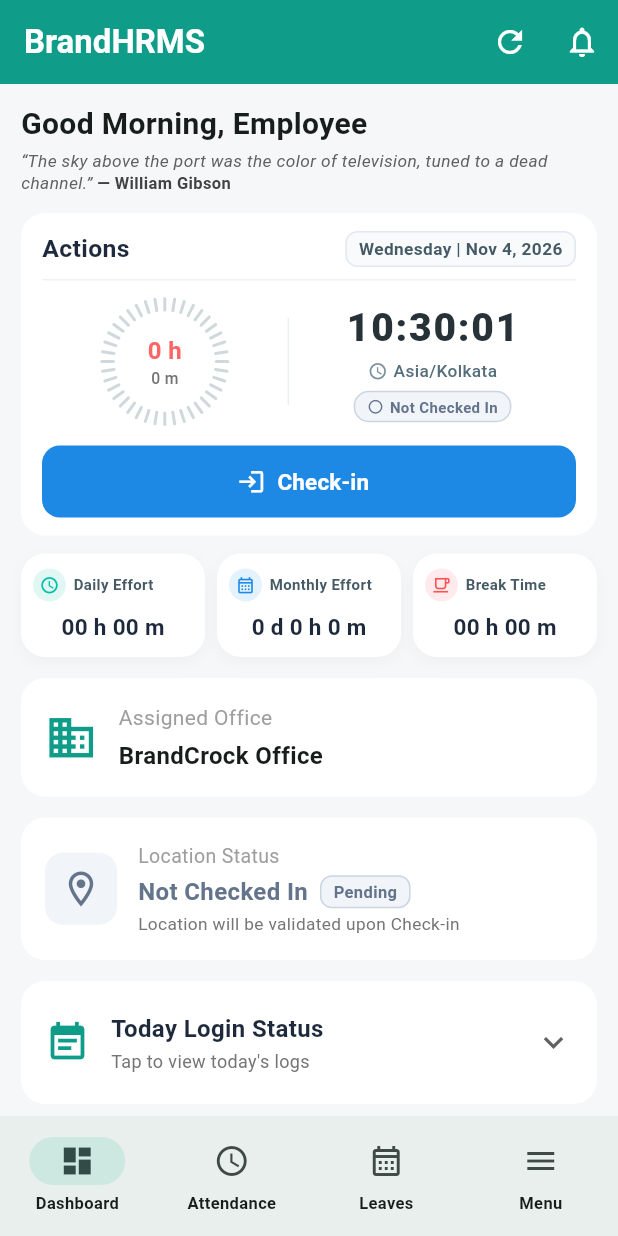
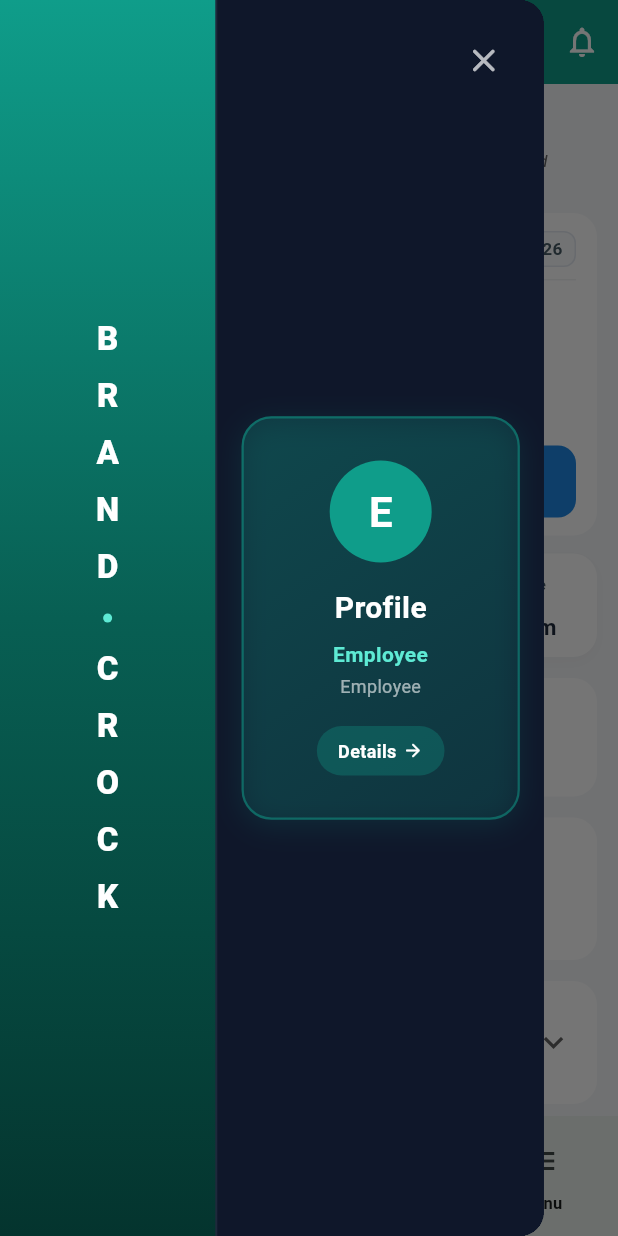
Before and after one commit to Rupesh-27/attendance_system, a Flutter app: the DashboardScreen screen opened directly, with the side drawer open (before the commit the screen has no drawer), on a phone screen of 412 x 824 dp. Run offline on Flutter 3.47's test engine with Material 3 defaults, Android fonts, the phone set to English and light mode, and no system bars; our stand-ins replace file_picker, geocoding, geolocator, shared_preferences; accounts and stored records are empty; network calls fail.

Commit message:
feat(ui): implement smooth slide-in side navigation drawer with vertical brand menu

```diff
--- a/brandhrms_attendance/lib/screens/dashboard_screen.dart
+++ b/brandhrms_attendance/lib/screens/dashboard_screen.dart
@@ -1173,6 +1173,7 @@ class _DashboardScreenState extends State<DashboardScreen> with WidgetsBindingOb
     }
   }
 
+  final GlobalKey<ScaffoldState> _scaffoldKey = GlobalKey<ScaffoldState>();
   int _selectedTabIndex = 0;
   final GlobalKey<AttendanceHistoryScreenState> _historyKey =
       GlobalKey<AttendanceHistoryScreenState>();
@@ -1185,6 +1186,8 @@ class _DashboardScreenState extends State<DashboardScreen> with WidgetsBindingOb
       listenable: LanguageService.instance,
       builder: (context, _) {
         return Scaffold(
+          key: _scaffoldKey,
+          drawer: const BrandSideMenuDrawer(),
           backgroundColor: const Color(0xFFF5F7F9),
           body: IndexedStack(
             index: _selectedTabIndex,
@@ -1198,6 +1201,10 @@ class _DashboardScreenState extends State<DashboardScreen> with WidgetsBindingOb
       bottomNavigationBar: NavigationBar(
         selectedIndex: _selectedTabIndex,
         onDestinationSelected: (index) {
+          if (index == 3) {
+            _scaffoldKey.currentState?.openDrawer();
+            return;
+          }
           setState(() {
             _selectedTabIndex = index;
           });
@@ -1246,6 +1253,11 @@ class _DashboardScreenState extends State<DashboardScreen> with WidgetsBindingOb
       backgroundColor: const Color(0xFFF5F7F9),
       appBar: AppBar(
         automaticallyImplyLeading: false,
+        leading: IconButton(
+          icon: const Icon(Icons.menu),
+          tooltip: tr('menu'),
+          onPressed: () => _scaffoldKey.currentState?.openDrawer(),
+        ),
         backgroundColor: primaryColor,
         foregroundColor: Colors.white,
         title: const Text(
--- a/brandhrms_attendance/lib/screens/profile_screen.dart
+++ b/brandhrms_attendance/lib/screens/profile_screen.dart
@@ -4,12 +4,22 @@ import '../main.dart';
 import '../services/api_service.dart';
 import '../services/language_service.dart';
 
-/// Screen displayed directly when the user selects the "Menu" bottom navigation tab.
-/// It displays the Split-Screen layout immediately:
+/// Screen displayed if the 4th tab is embedded.
+class ProfileScreen extends StatelessWidget {
+  const ProfileScreen({super.key});
+
+  @override
+  Widget build(BuildContext context) {
+    return const BrandSideMenuDrawer(isEmbedded: true);
+  }
+}
+
+/// The Slide-In Side Navigation Panel (Drawer):
 /// - Left Half: Vertical BRAND CROCK (each letter stacked one below the other)
 /// - Right Half: Only the Profile section alone
-class ProfileScreen extends StatelessWidget {
-  const ProfileScreen({super.key});
+class BrandSideMenuDrawer extends StatelessWidget {
+  final bool isEmbedded;
+  const BrandSideMenuDrawer({super.key, this.isEmbedded = false});
 
   static const Color brandPrimary = Color(0xFF0F9D8A);
 
@@ -42,9 +52,7 @@ class ProfileScreen extends StatelessWidget {
             : tr('Employee');
         final roleName = tr(emp?.role ?? 'EMPLOYEE');
 
-        return Scaffold(
-          backgroundColor: const Color(0xFF0F172A),
-          body: SafeArea(
+        final content = SafeArea(
           child: Row(
             children: [
               // LEFT HALF: Vertical B R A N D   C R O C K
@@ -112,9 +120,30 @@ class ProfileScreen extends StatelessWidget {
                 child: Container(
                   color: const Color(0xFF0F172A),
                   padding: const EdgeInsets.all(16),
-                    child: Center(
+                  child: Stack(
+                    children: [
+                      // Close button (✕) at top right for the drawer
+                      if (!isEmbedded)
+                        Positioned(
+                          top: 0,
+                          right: 0,
+                          child: IconButton(
+                            icon: const Icon(
+                              Icons.close_rounded,
+                              color: Colors.white70,
+                              size: 26,
+                            ),
+                            tooltip: tr('cancel'),
+                            onPressed: () => Navigator.of(context).pop(),
+                          ),
+                        ),
+
+                      Center(
                         child: InkWell(
                           onTap: () {
+                            if (!isEmbedded) {
+                              Navigator.of(context).pop(); // close drawer
+                            }
                             Navigator.of(context).push(
                               MaterialPageRoute(
                                 builder: (context) => const ProfileDetailsScreen(),
@@ -238,11 +267,26 @@ class ProfileScreen extends StatelessWidget {
                           ),
                         ),
                       ),
+                    ],
+                  ),
                 ),
               ),
             ],
           ),
-          ),
+        );
+
+        if (isEmbedded) {
+          return Scaffold(
+            backgroundColor: const Color(0xFF0F172A),
+            body: content,
+          );
+        }
+
+        return Drawer(
+          width: MediaQuery.of(context).size.width * 0.88,
+          backgroundColor: const Color(0xFF0F172A),
+          elevation: 16,
+          child: content,
         );
       },
     );
```
Lines whose indentation alone changed are shown as unchanged.
